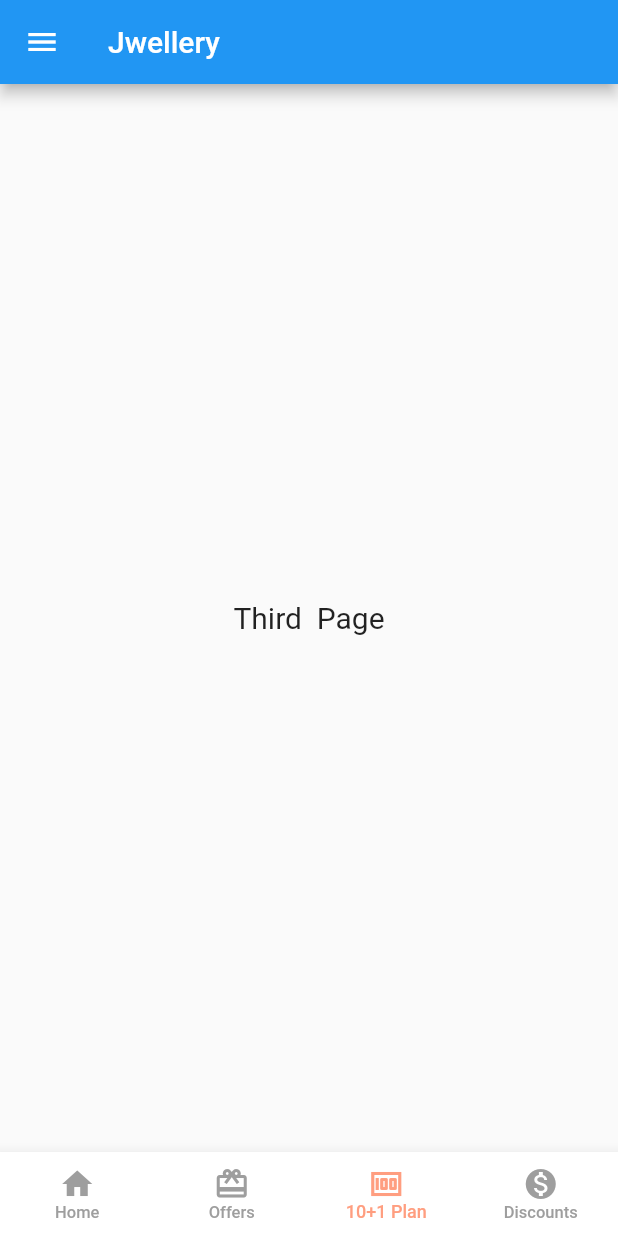
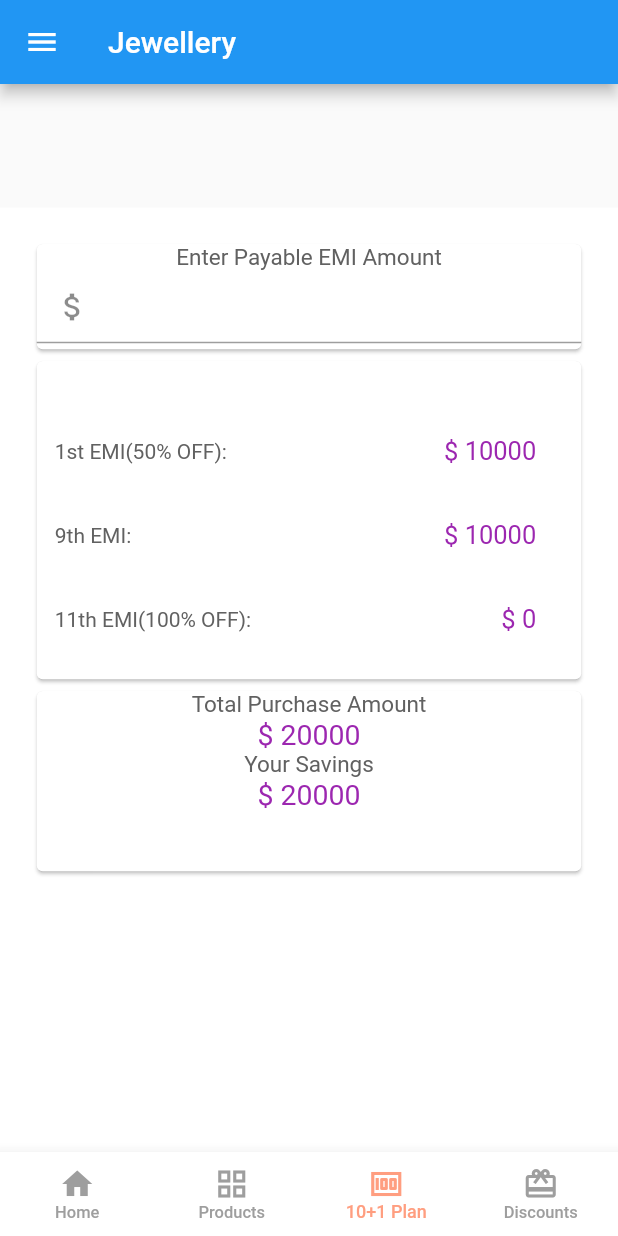
Before and after one commit to psandroiddev/ShoppingApp, a Flutter app: the UserDashboard screen opened by its route, swiped to page 3, on a phone screen of 412 x 824 dp. Run offline on Flutter 3.47's test engine with Material 2 defaults, Android fonts, the phone set to English and light mode, and no system bars; our stand-ins replace sqflite; accounts and stored records are empty; network calls fail.

```diff
--- a/lib/dashboard/dashboard.dart
+++ b/lib/dashboard/dashboard.dart
@@ -1,4 +1,6 @@
 import 'package:flutter/material.dart';
+import 'package:flutter_shoppingapp/dashboard/products.dart';
+import 'package:flutter_shoppingapp/dashboard/tenplusoneplan.dart';
 
 class UserDashboard extends StatefulWidget {
   @override
@@ -10,8 +12,8 @@ class _UserDashboardState extends State<UserDashboard> {
   PageController _pageController = PageController();
   List<Widget> _screens = <Widget>[
     Center(child: Text('First Page',style: TextStyle(fontSize: 20),)),
-    Center(child: Text('Second  Page',style: TextStyle(fontSize: 20),)),
-    Center(child: Text('Third  Page',style: TextStyle(fontSize: 20),)),
+    new ProductsList(),
+    new TenPlusOnePlan(),
     Center(child: Text('Four  Page',style: TextStyle(fontSize: 20),))
   ];
 
@@ -31,7 +33,7 @@ class _UserDashboardState extends State<UserDashboard> {
     return Scaffold(
       drawer: _drawerHeader(context),
       appBar: AppBar(
-        title: Text('Jwellery'),
+        title: Text('Jewellery'),
       ),
       body: PageView(
         controller: _pageController,
@@ -45,15 +47,15 @@ class _UserDashboardState extends State<UserDashboard> {
             label: 'Home',
           ),
           BottomNavigationBarItem(
-            icon: Icon(Icons.wallet_giftcard),
-            label: 'Offers',
+            icon: Icon(Icons.grid_view),
+            label: 'Products',
           ),
           BottomNavigationBarItem(
             icon: Icon(Icons.money),
             label: '10+1 Plan',
           ),
           BottomNavigationBarItem(
-            icon: Icon(Icons.monetization_on),
+            icon: Icon(Icons.wallet_giftcard),
             label: 'Discounts',
           ),
         ],
@@ -117,7 +119,7 @@ class _UserDashboardState extends State<UserDashboard> {
   Widget _drawerList() {
     final item = [
       'Home',
-      'Products',
+      'Add Product',
       'My Wallet',
       'My GoldMine',
       'FAQs',
@@ -128,7 +130,7 @@ class _UserDashboardState extends State<UserDashboard> {
 
     final drawerIcons = [
       Icons.home,
-      Icons.ac_unit,
+      Icons.wallet_giftcard_sharp,
       Icons.money,
       Icons.wallet_giftcard,
       Icons.question_answer,
--- /dev/null
+++ b/lib/dashboard/tenplusoneplan.dart
@@ -0,0 +1,190 @@
+import 'package:flutter/material.dart';
+
+class TenPlusOnePlan extends StatefulWidget {
+  @override
+  _TenPlusOnePlanState createState() => _TenPlusOnePlanState();
+}
+
+class _TenPlusOnePlanState extends State<TenPlusOnePlan> {
+  int _payableUserAmount = 0;
+  int _firstEmi = 0;
+  int _ninethEmi = 0;
+  int _elevenEmi = 0;
+  int _totalPurchaseAmount = 0;
+  int _yourSavings = 0;
+  double _billAmount = 0.0;
+  int _tipPercentage = 0;
+  int _personCounter = 0;
+
+  @override
+  Widget build(BuildContext context) {
+    return Scaffold(
+      body: Container(
+        margin: EdgeInsets.only(top: MediaQuery.of(context).size.height * 0.1),
+        alignment: Alignment.center,
+        color: Colors.white,
+        child: ListView(
+          scrollDirection: Axis.vertical,
+          padding: EdgeInsets.all(20.5),
+          children: <Widget>[
+            Card(
+              child: Container(
+                width: 150,
+                height: 70,
+                decoration: BoxDecoration(
+                    //color: Colors.purpleAccent.shade100,
+                    borderRadius: BorderRadius.circular(10.0)),
+                child: Column(
+                  mainAxisAlignment: MainAxisAlignment.start,
+                  children: <Widget>[
+                    Text(
+                      "Enter Payable EMI Amount",
+                      style: TextStyle(
+                          fontWeight: FontWeight.normal,
+                          fontSize: 15.0,
+                          color: Colors.grey.shade700),
+                    ),
+                    TextField(
+                      keyboardType:
+                      TextInputType.numberWithOptions(decimal: true),
+                      style: TextStyle(color: Colors.grey),
+                      decoration: InputDecoration(
+                          //prefixText: "Bill Amount",
+                          prefixIcon: Icon(Icons.attach_money)),
+                      onChanged: (String value) {
+                        try {
+                          _billAmount = double.parse(value);
+                        } catch (exception) {
+                          _billAmount = 0.0;
+                        }
+                      },
+                    ),
+                  ],
+                ),
+              ),
+            ),
+            Card(
+              child: Container(
+                margin: EdgeInsets.only(top: 20.0),
+                padding: EdgeInsets.all(12.0),
+                child: Column(
+                  children: <Widget>[
+                    Row(
+                      mainAxisAlignment: MainAxisAlignment.spaceBetween,
+                      children: <Widget>[
+                        Text(
+                          "1st EMI(50% OFF):",
+                          style: TextStyle(color: Colors.grey.shade700),
+                        ),
+                        Padding(
+                          padding: const EdgeInsets.all(18.0),
+                          child: Text(
+                            "\$ 10000",
+                            style: TextStyle(
+                                color: Colors.purple,
+                                fontSize: 17.0),
+                          ),
+                        )
+                      ],
+                    ),
+                    Row(
+                      mainAxisAlignment: MainAxisAlignment.spaceBetween,
+                      children: <Widget>[
+                        Text(
+                          "9th EMI:",
+                          style: TextStyle(color: Colors.grey.shade700),
+                        ),
+                        Padding(
+                          padding: const EdgeInsets.all(18.0),
+                          child: Text(
+                            "\$ 10000",
+                            style: TextStyle(
+                                color: Colors.purple,
+                                fontSize: 17.0),
+                          ),
+                        )
+                      ],
+                    ),
+                    Row(
+                      mainAxisAlignment: MainAxisAlignment.spaceBetween,
+                      children: <Widget>[
+                        Text(
+                          "11th EMI(100% OFF):",
+                          style: TextStyle(color: Colors.grey.shade700),
+                        ),
+                        Padding(
+                          padding: const EdgeInsets.all(18.0),
+                          child: Text(
+                            "\$ 0",
+                            style: TextStyle(
+                                color: Colors.purple,
+                                fontSize: 17.0),
+                          ),
+                        )
+                      ],
+                    ),
+                  ],
+                ),
+              ),
+            ),
+            Card(
+              child: Container(
+
+                width: MediaQuery.of(context).size.width,
+                height: 120,
+                child: Column(
+                  children: <Widget>[
+                    Text(
+                      "Total Purchase Amount",
+                      style: TextStyle(
+                          fontWeight: FontWeight.normal,
+                          fontSize: 15.0,
+                          color: Colors.grey.shade700),
+                    ),
+                    Text(
+                      "\$ 20000",
+                      style: TextStyle(
+                        color: Colors.purple,
+                        fontSize: 19.0,)
+                    ),
+                    Text(
+                      "Your Savings",
+                      style: TextStyle(
+                          fontWeight: FontWeight.normal,
+                          fontSize: 15.0,
+                          color: Colors.grey.shade700),
+                    ),
+                    Text(
+                        "\$ 20000",
+                        style: TextStyle(
+                          color: Colors.purple,
+                          fontSize: 19.0,)
+                    ),
+                  ],
+                ),
+              ),
+            ),
+          ],
+        ),
+      ),
+    );
+  }
+}
+calculateTotalPerPerson(double billAmount, int splitBy, int tipPercentage) {
+  var totalPerPerson =
+      (calculateTotalTip(billAmount, splitBy, tipPercentage) + billAmount) /
+          splitBy;
+
+  return totalPerPerson.toStringAsFixed(2);
+}
+
+calculateTotalTip(double billAmount, int splitBy, int tipPercentage) {
+  double totalTip = 0.0;
+
+  if (billAmount < 0 || billAmount.toString().isEmpty || billAmount == null) {
+    // no go!
+  } else {
+    totalTip = (billAmount * tipPercentage) / 100;
+  }
+  return totalTip;
+}
```
Also changed, not shown: lib/dashboard/productdetails.dart (added, +19 -0 lines), lib/dashboard/products.dart (added, +110 -0 lines), lib/database/database_helper.dart (added, +89 -0 lines), lib/model/movie.dart (added, +197 -0 lines).
